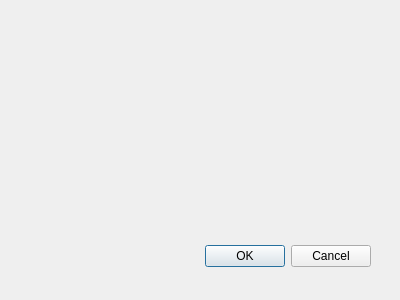
Before: the Qt Designer form src/MacsurAdapter/gui/madcsvreaderbase.ui in arkygeek/MAD, drawn with Qt 5.
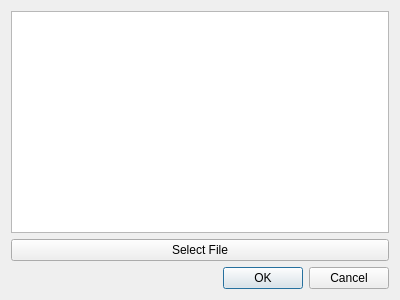
After: the same form once the commit is applied.

Commit message: MadCsvReader opens a load file dialog and displays the CSV file in it's own QTableView (which is a model view)

```diff
--- a/src/MacsurAdapter/gui/madcsvreaderbase.ui
+++ b/src/MacsurAdapter/gui/madcsvreaderbase.ui
@@ -15,15 +15,25 @@
   <property name="windowTitle">
    <string>Dialog</string>
   </property>
-  <widget name="buttonBox" class="QDialogButtonBox">
-   <property name="geometry">
-    <rect>
-     <x>30</x>
-     <y>240</y>
-     <width>341</width>
-     <height>32</height>
-    </rect>
-   </property>
+  <layout class="QGridLayout" name="gridLayout">
+   <item row="0" column="0">
+    <widget class="QTableView" name="tableView">
+     <property name="font">
+      <font>
+       <pointsize>9</pointsize>
+      </font>
+     </property>
+    </widget>
+   </item>
+   <item row="1" column="0">
+    <widget class="QPushButton" name="pbSelectFile">
+     <property name="text">
+      <string>Select File</string>
+     </property>
+    </widget>
+   </item>
+   <item row="2" column="0">
+    <widget class="QDialogButtonBox" name="buttonBox">
    <property name="orientation">
     <enum>Qt::Horizontal</enum>
    </property>
@@ -31,6 +41,8 @@
     <set>QDialogButtonBox::Cancel|QDialogButtonBox::Ok</set>
    </property>
   </widget>
+   </item>
+  </layout>
  </widget>
  <pixmapfunction/>
  <resources/>
```
Left out of the diff: 7 changed lines with no effect on the pictures. Lines whose indentation alone changed are shown as unchanged. The commit also changes 5 other files.
